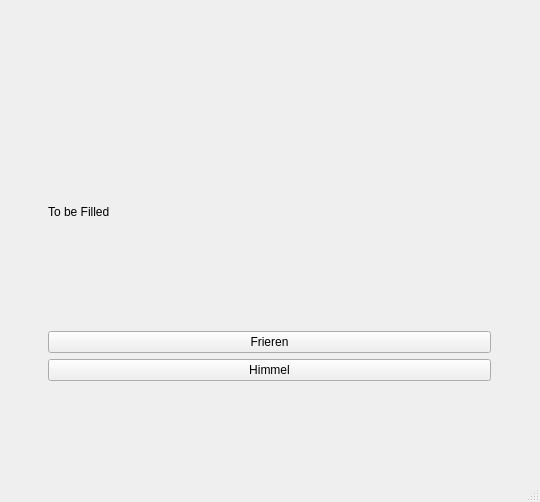
This is mainwindow.ui in Ariffansyah/TurnBase-GUI- as Qt 5 draws it before an edit. The edited form follows.
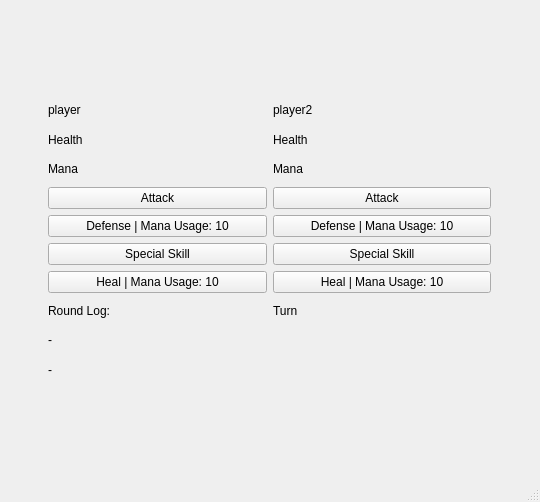
This is the edited form.

Commit message: feat: adding multiplayer and some more skills and passive

The edit to the form file:
```diff
--- a/mainwindow.ui
+++ b/mainwindow.ui
@@ -14,8 +14,8 @@
    <string>MainWindow</string>
   </property>
   <widget class="QWidget" name="centralwidget">
-   <layout class="QGridLayout" name="gridLayout_3">
-    <item row="0" column="0">
+   <layout class="QGridLayout" name="gridLayout_2">
+    <item row="1" column="0">
      <widget class="QStackedWidget" name="stackedWidget">
       <property name="maximumSize">
        <size>
@@ -24,7 +24,7 @@
        </size>
       </property>
       <property name="currentIndex">
-       <number>2</number>
+       <number>7</number>
       </property>
       <widget class="QWidget" name="page">
        <layout class="QVBoxLayout" name="verticalLayout">
@@ -80,7 +80,7 @@
        </layout>
       </widget>
       <widget class="QWidget" name="page_3">
-       <layout class="QGridLayout" name="gridLayout_2">
+       <layout class="QGridLayout" name="gridLayout_6">
         <item row="0" column="0">
          <widget class="QLabel" name="label_3">
           <property name="text">
@@ -217,6 +217,255 @@
         </item>
        </layout>
       </widget>
+      <widget class="QWidget" name="page_6">
+       <layout class="QGridLayout" name="gridLayout_5">
+        <item row="0" column="0">
+         <widget class="QLabel" name="label_14">
+          <property name="text">
+           <string>Player 1 enter your name:</string>
+          </property>
+         </widget>
+        </item>
+        <item row="5" column="0">
+         <widget class="QPushButton" name="pushButton_16">
+          <property name="text">
+           <string>Back</string>
+          </property>
+         </widget>
+        </item>
+        <item row="4" column="0">
+         <widget class="QPushButton" name="pushButton_12">
+          <property name="text">
+           <string>submit</string>
+          </property>
+         </widget>
+        </item>
+        <item row="1" column="0">
+         <widget class="QLineEdit" name="lineEdit_2"/>
+        </item>
+        <item row="3" column="0">
+         <widget class="QLineEdit" name="lineEdit_3"/>
+        </item>
+        <item row="2" column="0">
+         <widget class="QLabel" name="label_26">
+          <property name="text">
+           <string>Player 2 enter your name:</string>
+          </property>
+         </widget>
+        </item>
+       </layout>
+      </widget>
+      <widget class="QWidget" name="page_7">
+       <layout class="QGridLayout" name="gridLayout_4">
+        <item row="0" column="0">
+         <widget class="QLabel" name="label_15">
+          <property name="text">
+           <string>To be filled</string>
+          </property>
+         </widget>
+        </item>
+        <item row="1" column="0">
+         <widget class="QPushButton" name="pushButton_19">
+          <property name="text">
+           <string>Frieren</string>
+          </property>
+         </widget>
+        </item>
+        <item row="2" column="0">
+         <widget class="QPushButton" name="pushButton_17">
+          <property name="text">
+           <string>Himmel</string>
+          </property>
+         </widget>
+        </item>
+        <item row="3" column="0">
+         <widget class="QPushButton" name="pushButton_18">
+          <property name="text">
+           <string>Eisen</string>
+          </property>
+         </widget>
+        </item>
+        <item row="4" column="0">
+         <widget class="QPushButton" name="pushButton_20">
+          <property name="text">
+           <string>Heiter</string>
+          </property>
+         </widget>
+        </item>
+        <item row="5" column="0">
+         <widget class="QLabel" name="label_16">
+          <property name="text">
+           <string>TO be filled</string>
+          </property>
+         </widget>
+        </item>
+        <item row="6" column="0">
+         <widget class="QPushButton" name="pushButton_21">
+          <property name="text">
+           <string>Frieren</string>
+          </property>
+         </widget>
+        </item>
+        <item row="7" column="0">
+         <widget class="QPushButton" name="pushButton_23">
+          <property name="text">
+           <string>Himmel</string>
+          </property>
+         </widget>
+        </item>
+        <item row="8" column="0">
+         <widget class="QPushButton" name="pushButton_22">
+          <property name="text">
+           <string>Eisen</string>
+          </property>
+         </widget>
+        </item>
+        <item row="9" column="0">
+         <widget class="QPushButton" name="pushButton_24">
+          <property name="text">
+           <string>Heiter</string>
+          </property>
+         </widget>
+        </item>
+        <item row="10" column="0">
+         <widget class="QPushButton" name="pushButton_25">
+          <property name="text">
+           <string>Submit</string>
+          </property>
+         </widget>
+        </item>
+       </layout>
+      </widget>
+      <widget class="QWidget" name="page_8">
+       <layout class="QGridLayout" name="gridLayout_7">
+        <item row="4" column="1">
+         <widget class="QPushButton" name="pushButton_31">
+          <property name="text">
+           <string>Defense | Mana Usage: 10</string>
+          </property>
+         </widget>
+        </item>
+        <item row="4" column="0">
+         <widget class="QPushButton" name="pushButton_27">
+          <property name="text">
+           <string>Defense | Mana Usage: 10</string>
+          </property>
+         </widget>
+        </item>
+        <item row="5" column="1">
+         <widget class="QPushButton" name="pushButton_32">
+          <property name="text">
+           <string>Special Skill</string>
+          </property>
+         </widget>
+        </item>
+        <item row="0" column="0">
+         <widget class="QLabel" name="label_17">
+          <property name="text">
+           <string>player</string>
+          </property>
+         </widget>
+        </item>
+        <item row="8" column="0">
+         <widget class="QLabel" name="label_24">
+          <property name="text">
+           <string>-</string>
+          </property>
+         </widget>
+        </item>
+        <item row="2" column="1">
+         <widget class="QLabel" name="label_22">
+          <property name="text">
+           <string>Mana</string>
+          </property>
+         </widget>
+        </item>
+        <item row="0" column="1">
+         <widget class="QLabel" name="label_20">
+          <property name="text">
+           <string>player2</string>
+          </property>
+         </widget>
+        </item>
+        <item row="5" column="0">
+         <widget class="QPushButton" name="pushButton_28">
+          <property name="text">
+           <string>Special Skill</string>
+          </property>
+         </widget>
+        </item>
+        <item row="2" column="0">
+         <widget class="QLabel" name="label_19">
+          <property name="text">
+           <string>Mana</string>
+          </property>
+         </widget>
+        </item>
+        <item row="6" column="0">
+         <widget class="QPushButton" name="pushButton_29">
+          <property name="text">
+           <string>Heal | Mana Usage: 10</string>
+          </property>
+         </widget>
+        </item>
+        <item row="3" column="1">
+         <widget class="QPushButton" name="pushButton_30">
+          <property name="text">
+           <string>Attack</string>
+          </property>
+         </widget>
+        </item>
+        <item row="6" column="1">
+         <widget class="QPushButton" name="pushButton_33">
+          <property name="text">
+           <string>Heal | Mana Usage: 10</string>
+          </property>
+         </widget>
+        </item>
+        <item row="3" column="0">
+         <widget class="QPushButton" name="pushButton_26">
+          <property name="text">
+           <string>Attack</string>
+          </property>
+         </widget>
+        </item>
+        <item row="1" column="1">
+         <widget class="QLabel" name="label_21">
+          <property name="text">
+           <string>Health</string>
+          </property>
+         </widget>
+        </item>
+        <item row="7" column="0">
+         <widget class="QLabel" name="label_23">
+          <property name="text">
+           <string>Round Log:</string>
+          </property>
+         </widget>
+        </item>
+        <item row="1" column="0">
+         <widget class="QLabel" name="label_18">
+          <property name="text">
+           <string>Health</string>
+          </property>
+         </widget>
+        </item>
+        <item row="9" column="0">
+         <widget class="QLabel" name="label_25">
+          <property name="text">
+           <string>-</string>
+          </property>
+         </widget>
+        </item>
+        <item row="7" column="1">
+         <widget class="QLabel" name="label_27">
+          <property name="text">
+           <string>Turn</string>
+          </property>
+         </widget>
+        </item>
+       </layout>
+      </widget>
      </widget>
     </item>
    </layout>
```
Left out of the diff: 126 changed lines with no effect on the pictures. The commit also changes 2 other files.
